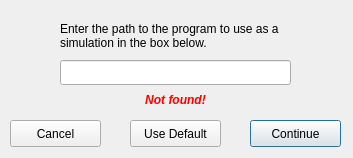
Above: simulatorinit.ui from dutchgold92/TaskStalker before the change. Below: the same form after it.
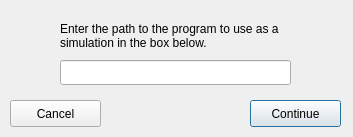
That is the form after the change. Icons and pictures are not drawn.

Commit message: Removed simulator class, instead using visualiser as they are nearly identical.

```diff
--- a/simulatorinit.ui
+++ b/simulatorinit.ui
@@ -7,7 +7,7 @@
     <x>0</x>
     <y>0</y>
     <width>353</width>
-    <height>158</height>
+    <height>137</height>
    </rect>
   </property>
   <property name="windowTitle">
@@ -47,7 +47,7 @@
    <property name="geometry">
     <rect>
      <x>250</x>
-     <y>120</y>
+     <y>100</y>
      <width>91</width>
      <height>27</height>
     </rect>
@@ -60,7 +60,7 @@
    <property name="geometry">
     <rect>
      <x>10</x>
-     <y>120</y>
+     <y>100</y>
      <width>91</width>
      <height>27</height>
     </rect>
@@ -69,463 +69,6 @@
     <string>Cancel</string>
    </property>
   </widget>
-  <widget class="QPushButton" name="useDefaultButton">
-   <property name="geometry">
-    <rect>
-     <x>130</x>
-     <y>120</y>
-     <width>91</width>
-     <height>27</height>
-    </rect>
-   </property>
-   <property name="text">
-    <string>Use Default</string>
-   </property>
-  </widget>
-  <widget class="QLabel" name="errorLabel">
-   <property name="enabled">
-    <bool>true</bool>
-   </property>
-   <property name="geometry">
-    <rect>
-     <x>10</x>
-     <y>90</y>
-     <width>331</width>
-     <height>20</height>
-    </rect>
-   </property>
-   <property name="palette">
-    <palette>
-     <active>
-      <colorrole role="WindowText">
-       <brush brushstyle="SolidPattern">
-        <color alpha="255">
-         <red>255</red>
-         <green>0</green>
-         <blue>0</blue>
-        </color>
-       </brush>
-      </colorrole>
-      <colorrole role="Button">
-       <brush brushstyle="SolidPattern">
-        <color alpha="255">
-         <red>255</red>
-         <green>0</green>
-         <blue>4</blue>
-        </color>
-       </brush>
-      </colorrole>
-      <colorrole role="Light">
-       <brush brushstyle="SolidPattern">
-        <color alpha="255">
-         <red>255</red>
-         <green>127</green>
-         <blue>130</blue>
-        </color>
-       </brush>
-      </colorrole>
-      <colorrole role="Midlight">
-       <brush brushstyle="SolidPattern">
-        <color alpha="255">
-         <red>255</red>
-         <green>63</green>
-         <blue>67</blue>
-        </color>
-       </brush>
-      </colorrole>
-      <colorrole role="Dark">
-       <brush brushstyle="SolidPattern">
-        <color alpha="255">
-         <red>127</red>
-         <green>0</green>
-         <blue>2</blue>
-        </color>
-       </brush>
-      </colorrole>
-      <colorrole role="Mid">
-       <brush brushstyle="SolidPattern">
-        <color alpha="255">
-         <red>170</red>
-         <green>0</green>
-         <blue>2</blue>
-        </color>
-       </brush>
-      </colorrole>
-      <colorrole role="Text">
-       <brush brushstyle="SolidPattern">
-        <color alpha="255">
-         <red>255</red>
-         <green>0</green>
-         <blue>0</blue>
-        </color>
-       </brush>
-      </colorrole>
-      <colorrole role="BrightText">
-       <brush brushstyle="SolidPattern">
-        <color alpha="255">
-         <red>255</red>
-         <green>255</green>
-         <blue>255</blue>
-        </color>
-       </brush>
-      </colorrole>
-      <colorrole role="ButtonText">
-       <brush brushstyle="SolidPattern">
-        <color alpha="255">
-         <red>255</red>
-         <green>0</green>
-         <blue>0</blue>
-        </color>
-       </brush>
-      </colorrole>
-      <colorrole role="Base">
-       <brush brushstyle="SolidPattern">
-        <color alpha="255">
-         <red>255</red>
-         <green>255</green>
-         <blue>255</blue>
-        </color>
-       </brush>
-      </colorrole>
-      <colorrole role="Window">
-       <brush brushstyle="SolidPattern">
-        <color alpha="255">
-         <red>255</red>
-         <green>0</green>
-         <blue>4</blue>
-        </color>
-       </brush>
-      </colorrole>
-      <colorrole role="Shadow">
-       <brush brushstyle="SolidPattern">
-        <color alpha="255">
-         <red>0</red>
-         <green>0</green>
-         <blue>0</blue>
-        </color>
-       </brush>
-      </colorrole>
-      <colorrole role="AlternateBase">
-       <brush brushstyle="SolidPattern">
-        <color alpha="255">
-         <red>255</red>
-         <green>127</green>
-         <blue>129</blue>
-        </color>
-       </brush>
-      </colorrole>
-      <colorrole role="ToolTipBase">
-       <brush brushstyle="SolidPattern">
-        <color alpha="255">
-         <red>255</red>
-         <green>255</green>
-         <blue>220</blue>
-        </color>
-       </brush>
-      </colorrole>
-      <colorrole role="ToolTipText">
-       <brush brushstyle="SolidPattern">
-        <color alpha="255">
-         <red>0</red>
-         <green>0</green>
-         <blue>0</blue>
-        </color>
-       </brush>
-      </colorrole>
-     </active>
-     <inactive>
-      <colorrole role="WindowText">
-       <brush brushstyle="SolidPattern">
-        <color alpha="255">
-         <red>255</red>
-         <green>0</green>
-         <blue>0</blue>
-        </color>
-       </brush>
-      </colorrole>
-      <colorrole role="Button">
-       <brush brushstyle="SolidPattern">
-        <color alpha="255">
-         <red>255</red>
-         <green>0</green>
-         <blue>4</blue>
-        </color>
-       </brush>
-      </colorrole>
-      <colorrole role="Light">
-       <brush brushstyle="SolidPattern">
-        <color alpha="255">
-         <red>255</red>
-         <green>127</green>
-         <blue>130</blue>
-        </color>
-       </brush>
-      </colorrole>
-      <colorrole role="Midlight">
-       <brush brushstyle="SolidPattern">
-        <color alpha="255">
-         <red>255</red>
-         <green>63</green>
-         <blue>67</blue>
-        </color>
-       </brush>
-      </colorrole>
-      <colorrole role="Dark">
-       <brush brushstyle="SolidPattern">
-        <color alpha="255">
-         <red>127</red>
-         <green>0</green>
-         <blue>2</blue>
-        </color>
-       </brush>
-      </colorrole>
-      <colorrole role="Mid">
-       <brush brushstyle="SolidPattern">
-        <color alpha="255">
-         <red>170</red>
-         <green>0</green>
-         <blue>2</blue>
-        </color>
-       </brush>
-      </colorrole>
-      <colorrole role="Text">
-       <brush brushstyle="SolidPattern">
-        <color alpha="255">
-         <red>255</red>
-         <green>0</green>
-         <blue>0</blue>
-        </color>
-       </brush>
-      </colorrole>
-      <colorrole role="BrightText">
-       <brush brushstyle="SolidPattern">
-        <color alpha="255">
-         <red>255</red>
-         <green>255</green>
-         <blue>255</blue>
-        </color>
-       </brush>
-      </colorrole>
-      <colorrole role="ButtonText">
-       <brush brushstyle="SolidPattern">
-        <color alpha="255">
-         <red>255</red>
-         <green>0</green>
-         <blue>0</blue>
-        </color>
-       </brush>
-      </colorrole>
-      <colorrole role="Base">
-       <brush brushstyle="SolidPattern">
-        <color alpha="255">
-         <red>255</red>
-         <green>255</green>
-         <blue>255</blue>
-        </color>
-       </brush>
-      </colorrole>
-      <colorrole role="Window">
-       <brush brushstyle="SolidPattern">
-        <color alpha="255">
-         <red>255</red>
-         <green>0</green>
-         <blue>4</blue>
-        </color>
-       </brush>
-      </colorrole>
-      <colorrole role="Shadow">
-       <brush brushstyle="SolidPattern">
-        <color alpha="255">
-         <red>0</red>
-         <green>0</green>
-         <blue>0</blue>
-        </color>
-       </brush>
-      </colorrole>
-      <colorrole role="AlternateBase">
-       <brush brushstyle="SolidPattern">
-        <color alpha="255">
-         <red>255</red>
-         <green>127</green>
-         <blue>129</blue>
-        </color>
-       </brush>
-      </colorrole>
-      <colorrole role="ToolTipBase">
-       <brush brushstyle="SolidPattern">
-        <color alpha="255">
-         <red>255</red>
-         <green>255</green>
-         <blue>220</blue>
-        </color>
-       </brush>
-      </colorrole>
-      <colorrole role="ToolTipText">
-       <brush brushstyle="SolidPattern">
-        <color alpha="255">
-         <red>0</red>
-         <green>0</green>
-         <blue>0</blue>
-        </color>
-       </brush>
-      </colorrole>
-     </inactive>
-     <disabled>
-      <colorrole role="WindowText">
-       <brush brushstyle="SolidPattern">
-        <color alpha="255">
-         <red>255</red>
-         <green>0</green>
-         <blue>0</blue>
-        </color>
-       </brush>
-      </colorrole>
-      <colorrole role="Button">
-       <brush brushstyle="SolidPattern">
-        <color alpha="255">
-         <red>255</red>
-         <green>0</green>
-         <blue>4</blue>
-        </color>
-       </brush>
-      </colorrole>
-      <colorrole role="Light">
-       <brush brushstyle="SolidPattern">
-        <color alpha="255">
-         <red>255</red>
-         <green>127</green>
-         <blue>130</blue>
-        </color>
-       </brush>
-      </colorrole>
-      <colorrole role="Midlight">
-       <brush brushstyle="SolidPattern">
-        <color alpha="255">
-         <red>255</red>
-         <green>63</green>
-         <blue>67</blue>
-        </color>
-       </brush>
-      </colorrole>
-      <colorrole role="Dark">
-       <brush brushstyle="SolidPattern">
-        <color alpha="255">
-         <red>127</red>
-         <green>0</green>
-         <blue>2</blue>
-        </color>
-       </brush>
-      </colorrole>
-      <colorrole role="Mid">
-       <brush brushstyle="SolidPattern">
-        <color alpha="255">
-         <red>170</red>
-         <green>0</green>
-         <blue>2</blue>
-        </color>
-       </brush>
-      </colorrole>
-      <colorrole role="Text">
-       <brush brushstyle="SolidPattern">
-        <color alpha="255">
-         <red>255</red>
-         <green>0</green>
-         <blue>0</blue>
-        </color>
-       </brush>
-      </colorrole>
-      <colorrole role="BrightText">
-       <brush brushstyle="SolidPattern">
-        <color alpha="255">
-         <red>255</red>
-         <green>255</green>
-         <blue>255</blue>
-        </color>
-       </brush>
-      </colorrole>
-      <colorrole role="ButtonText">
-       <brush brushstyle="SolidPattern">
-        <color alpha="255">
-         <red>255</red>
-         <green>0</green>
-         <blue>0</blue>
-        </color>
-       </brush>
-      </colorrole>
-      <colorrole role="Base">
-       <brush brushstyle="SolidPattern">
-        <color alpha="255">
-         <red>255</red>
-         <green>0</green>
-         <blue>4</blue>
-        </color>
-       </brush>
-      </colorrole>
-      <colorrole role="Window">
-       <brush brushstyle="SolidPattern">
-        <color alpha="255">
-         <red>255</red>
-         <green>0</green>
-         <blue>4</blue>
-        </color>
-       </brush>
-      </colorrole>
-      <colorrole role="Shadow">
-       <brush brushstyle="SolidPattern">
-        <color alpha="255">
-         <red>0</red>
-         <green>0</green>
-         <blue>0</blue>
-        </color>
-       </brush>
-      </colorrole>
-      <colorrole role="AlternateBase">
-       <brush brushstyle="SolidPattern">
-        <color alpha="255">
-         <red>255</red>
-         <green>0</green>
-         <blue>4</blue>
-        </color>
-       </brush>
-      </colorrole>
-      <colorrole role="ToolTipBase">
-       <brush brushstyle="SolidPattern">
-        <color alpha="255">
-         <red>255</red>
-         <green>255</green>
-         <blue>220</blue>
-        </color>
-       </brush>
-      </colorrole>
-      <colorrole role="ToolTipText">
-       <brush brushstyle="SolidPattern">
-        <color alpha="255">
-         <red>0</red>
-         <green>0</green>
-         <blue>0</blue>
-        </color>
-       </brush>
-      </colorrole>
-     </disabled>
-    </palette>
-   </property>
-   <property name="font">
-    <font>
-     <weight>75</weight>
-     <italic>true</italic>
-     <bold>true</bold>
-    </font>
-   </property>
-   <property name="styleSheet">
-    <string notr="true">color: #ff0000;</string>
-   </property>
-   <property name="text">
-    <string>Not found!</string>
-   </property>
-   <property name="alignment">
-    <set>Qt::AlignCenter</set>
-   </property>
-  </widget>
  </widget>
  <resources>
   <include location="images.qrc"/>
```
The commit also changes 32 other files.
